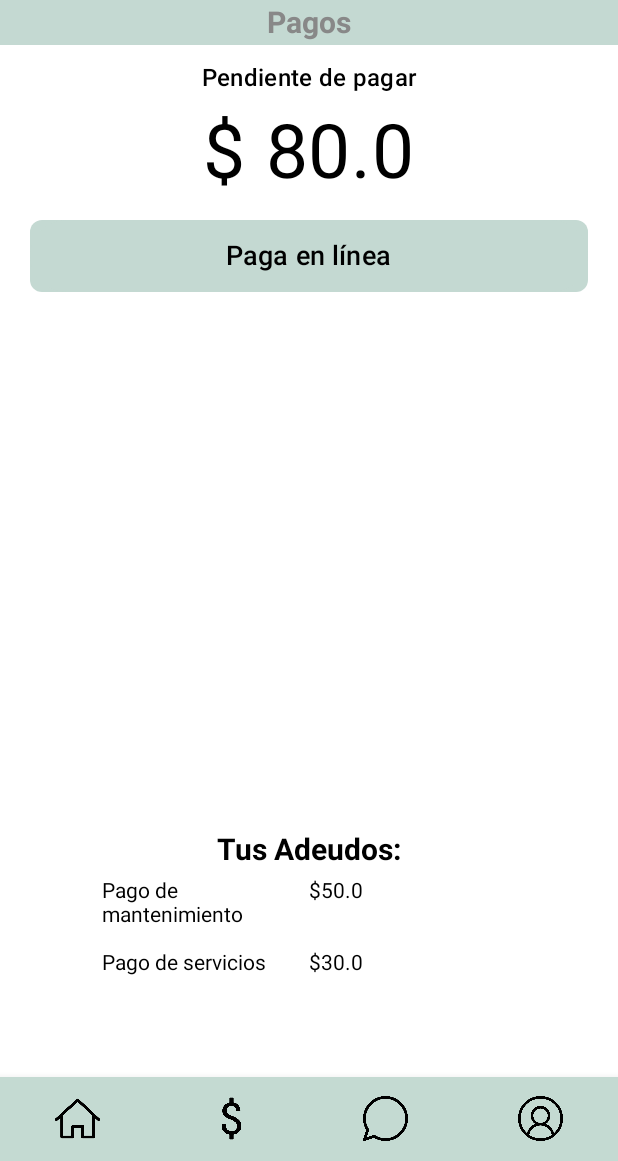
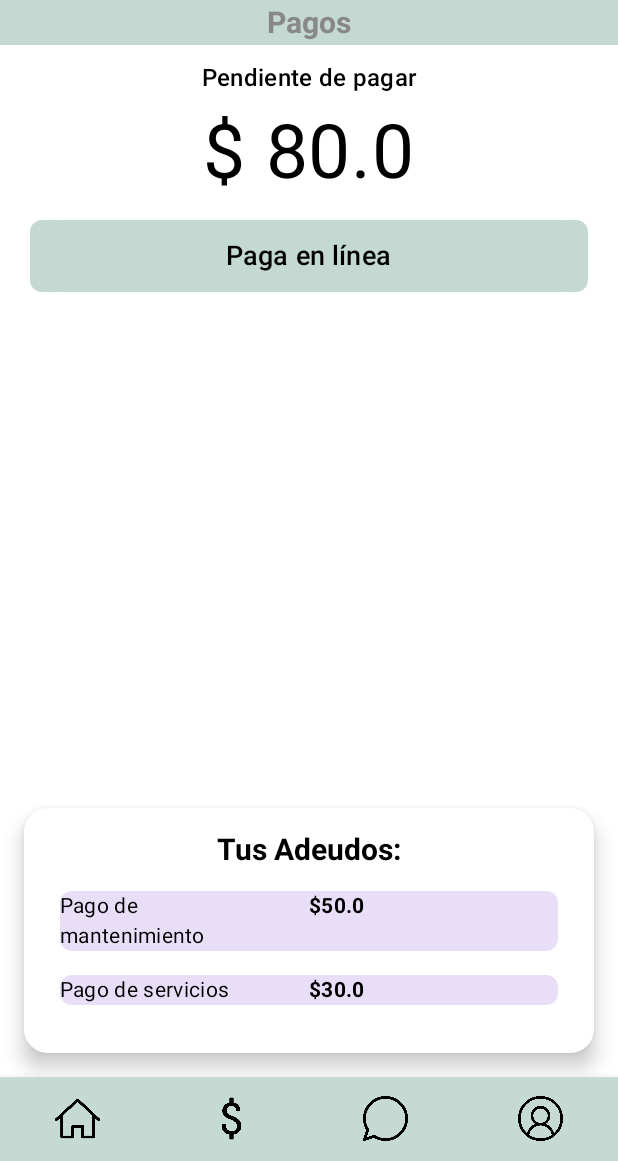
Before and after one commit to ksuwu1/Condominio, an Android app built with Jetpack Compose: the @Preview function PaymentsScreenPreview, on a phone screen of 412 x 824 dp, the part 75-1236 px from its top. Run offline under Robolectric (Android 15) with nearby library versions, the phone set to English and light mode, and no system bars.

Commit message:
✨ Modify PaymentScreen to put the debts in a card

```diff
--- a/app/src/main/java/com/ita/condominio/screens/PaymentsScreen.kt
+++ b/app/src/main/java/com/ita/condominio/screens/PaymentsScreen.kt
@@ -6,6 +6,7 @@ import androidx.compose.foundation.layout.*
 import androidx.compose.foundation.lazy.LazyColumn
 import androidx.compose.foundation.lazy.items
 import androidx.compose.foundation.shape.RoundedCornerShape
+import androidx.compose.material.Card
 import androidx.compose.material3.Button
 import androidx.compose.material3.MaterialTheme
 import androidx.compose.material3.Text
@@ -110,8 +111,20 @@ fun PaymentsScreen(navController: NavHostController) {
             }
         }
 
-        // Mostrar los adeudos en una tabla
-        Column(modifier = Modifier.padding(60.dp)) {
+        // Card que contiene los adeudos
+        Card(
+            modifier = Modifier
+                .padding(16.dp) // Márgenes alrededor de la tarjeta
+                .fillMaxWidth() // Hace que la tarjeta tenga el ancho completo del dispositivo
+                .align(Alignment.CenterHorizontally), // Centra la tarjeta
+            shape = RoundedCornerShape(16.dp), // Esquinas redondeadas
+            elevation = 8.dp // Sombra para dar efecto de elevación
+        ) {
+            Column(
+                modifier = Modifier
+                    .padding(16.dp) // Espacio dentro de la tarjeta
+                    .fillMaxWidth()
+            ) {
                 // Título de los adeudos
                 Text(
                     text = "Tus Adeudos:",
@@ -121,11 +134,27 @@ fun PaymentsScreen(navController: NavHostController) {
                 )
 
                 // Lista de adeudos
-            LazyColumn {
+                LazyColumn(
+                    modifier = Modifier.fillMaxWidth().padding(vertical = 8.dp)
+                ) {
                     items(adeudos.value) { adeudo ->
-                    Row(modifier = Modifier.padding(8.dp).fillMaxWidth()) {
-                        Text(text = adeudo.descripcion, modifier = Modifier.weight(1f).padding(end = 16.dp))
-                        Text(text = "$${adeudo.cantidad}", modifier = Modifier.weight(1f))
+                        Row(
+                            modifier = Modifier
+                                .fillMaxWidth()
+                                .padding(8.dp) // Ajuste de espacio alrededor de cada fila
+                                .background(MaterialTheme.colorScheme.secondaryContainer, RoundedCornerShape(8.dp))
+                        ) {
+                            Text(
+                                text = adeudo.descripcion,
+                                modifier = Modifier.weight(1f).padding(end = 16.dp),
+                                style = MaterialTheme.typography.bodyMedium
+                            )
+                            Text(
+                                text = "$${adeudo.cantidad}",
+                                modifier = Modifier.weight(1f),
+                                style = MaterialTheme.typography.bodyMedium.copy(fontWeight = FontWeight.Bold)
+                            )
+                        }
                     }
                 }
             }
```
Lines whose indentation alone changed are shown as unchanged.
